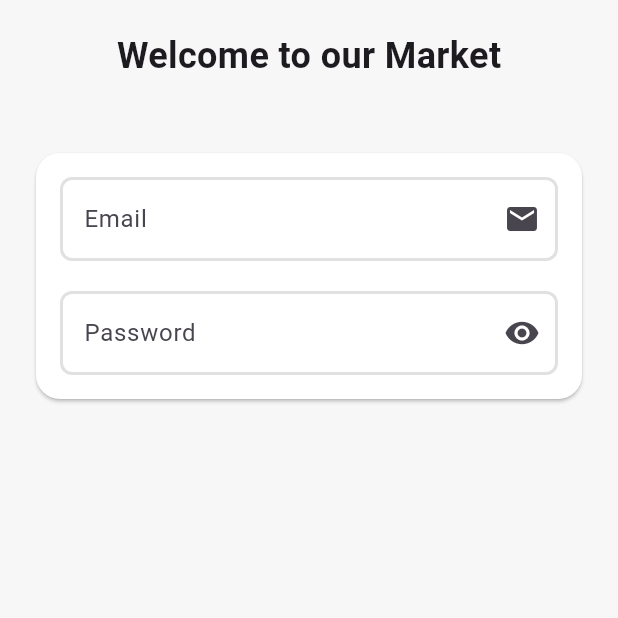
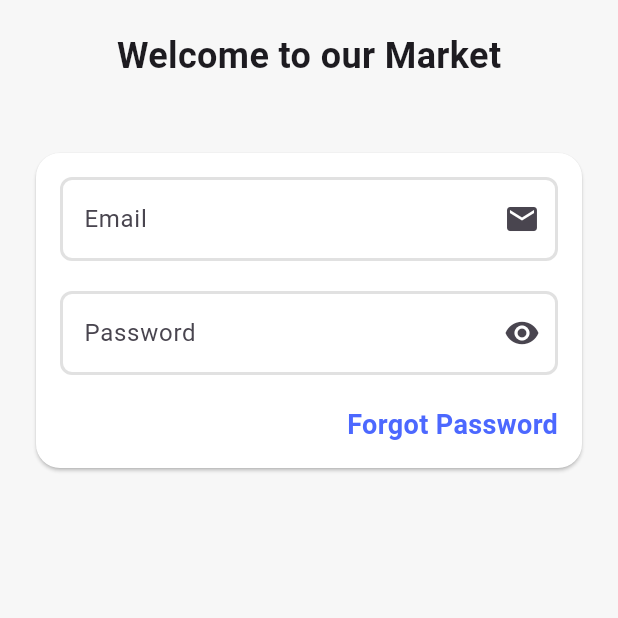
Before and after one commit to pacomgh/market, a Flutter app: the screen it shows after launch, on a phone screen of 412 x 824 dp, the top half of it. Run offline on Flutter 3.47's test engine with Material 3 defaults, Android fonts, the phone set to English and light mode, and no system bars.

Commit message:
add custom text button

```diff
--- a/lib/views/auth/ui/login_view.dart
+++ b/lib/views/auth/ui/login_view.dart
@@ -6,6 +6,7 @@ class LoginView extends StatelessWidget {
 
   @override
   Widget build(BuildContext context) {
+    bool secure = false;
     return SafeArea(
       child: Scaffold(
         body: Column(
@@ -32,17 +33,53 @@ class LoginView extends StatelessWidget {
                     ),
                     SizedBox(height: 20),
                     CustomTextFormField(
+                      isSecure: secure,
                       label: 'Password',
                       suffIcon: IconButton(
-                        onPressed: () {},
-                        icon: Icon(Icons.remove_red_eye),
+                        onPressed: () {
+                          secure = !secure;
+                        },
+                        icon: Icon(
+                          secure == false
+                              ? Icons.remove_red_eye
+                              : Icons.visibility_off,
+                        ),
                       ),
+                    ),
+                    SizedBox(height: 20),
+                    Row(
+                      mainAxisAlignment: MainAxisAlignment.end,
+                      children: [
+                        CustomTextButton(onTap: () {}, text: 'Forgot Password'),
+                      ],
                     ),
                   ],
                 ),
               ),
             ),
           ],
+        ),
+      ),
+    );
+  }
+}
+
+class CustomTextButton extends StatelessWidget {
+  const CustomTextButton({super.key, this.onTap, required this.text});
+
+  final void Function()? onTap;
+  final String text;
+
+  @override
+  Widget build(BuildContext context) {
+    return InkWell(
+      onTap: onTap,
+      child: Text(
+        text,
+        style: TextStyle(
+          color: AppColors.kPrimaryColor,
+          fontWeight: FontWeight.bold,
+          fontSize: 18,
         ),
       ),
     );
```
